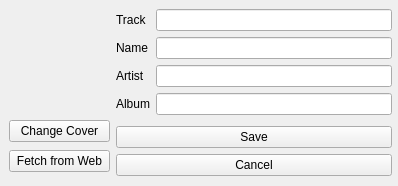
This is song_editor.ui in fabiomdiniz/Frey as Qt 5 draws it before an edit. The edited form follows.
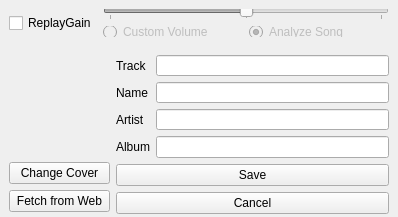
This is the edited form. Icons and pictures are not drawn.

Commit message: added initial gain support

What changed in the file:
```diff
--- a/song_editor.ui
+++ b/song_editor.ui
@@ -7,7 +7,7 @@
     <x>0</x>
     <y>0</y>
     <width>398</width>
-    <height>186</height>
+    <height>217</height>
    </rect>
   </property>
   <property name="sizePolicy">
@@ -34,14 +34,116 @@
   <property name="styleSheet">
    <string notr="true">background-color: pallete(window);</string>
   </property>
+  <layout class="QVBoxLayout" name="verticalLayout_4">
+   <property name="spacing">
+    <number>0</number>
+   </property>
+   <property name="margin">
+    <number>0</number>
+   </property>
+   <item>
+    <widget class="QFrame" name="">
+     <property name="sizePolicy">
+      <sizepolicy hsizetype="Preferred" vsizetype="Fixed">
+       <horstretch>0</horstretch>
+       <verstretch>0</verstretch>
+      </sizepolicy>
+     </property>
+     <property name="minimumSize">
+      <size>
+       <width>0</width>
+       <height>46</height>
+      </size>
+     </property>
+     <property name="maximumSize">
+      <size>
+       <width>16777215</width>
+       <height>46</height>
+      </size>
+     </property>
+     <layout class="QHBoxLayout" name="horizontalLayout_3">
+      <item>
+       <widget class="QCheckBox" name="gaincheck">
+        <property name="text">
+         <string>ReplayGain</string>
+        </property>
+       </widget>
+      </item>
+      <item>
+       <layout class="QVBoxLayout" name="verticalLayout_3">
+        <item>
+         <widget class="QSlider" name="gainslider">
+          <property name="enabled">
+           <bool>false</bool>
+          </property>
+          <property name="minimum">
+           <number>-15</number>
+          </property>
+          <property name="maximum">
+           <number>15</number>
+          </property>
+          <property name="orientation">
+           <enum>Qt::Horizontal</enum>
+          </property>
+          <property name="tickPosition">
+           <enum>QSlider::TicksBelow</enum>
+          </property>
+          <property name="tickInterval">
+           <number>15</number>
+          </property>
+         </widget>
+        </item>
+        <item>
+         <layout class="QHBoxLayout" name="horizontalLayout_2">
+          <item>
+           <widget class="QRadioButton" name="customradio">
+            <property name="enabled">
+             <bool>false</bool>
+            </property>
+            <property name="text">
+             <string>Custom Volume</string>
+            </property>
+           </widget>
+          </item>
+          <item>
+           <widget class="QRadioButton" name="analyzeradio">
+            <property name="enabled">
+             <bool>false</bool>
+            </property>
+            <property name="text">
+             <string>Analyze Song</string>
+            </property>
+            <property name="checked">
+             <bool>true</bool>
+            </property>
+           </widget>
+          </item>
+         </layout>
+        </item>
+       </layout>
+      </item>
+     </layout>
+    </widget>
+   </item>
+   <item>
   <widget class="QFrame" name="frame">
-   <property name="geometry">
-    <rect>
-     <x>0</x>
-     <y>0</y>
-     <width>401</width>
-     <height>185</height>
-    </rect>
+     <property name="sizePolicy">
+      <sizepolicy hsizetype="Preferred" vsizetype="Fixed">
+       <horstretch>0</horstretch>
+       <verstretch>0</verstretch>
+      </sizepolicy>
+     </property>
+     <property name="minimumSize">
+      <size>
+       <width>0</width>
+       <height>177</height>
+      </size>
+     </property>
+     <property name="maximumSize">
+      <size>
+       <width>16777215</width>
+       <height>177</height>
+      </size>
    </property>
    <layout class="QHBoxLayout" name="horizontalLayout">
     <item>
@@ -163,6 +265,8 @@
     </item>
    </layout>
   </widget>
+   </item>
+  </layout>
  </widget>
  <resources>
   <include location="images.qrc"/>
```
Left out of the diff: 6 changed lines with no effect on the pictures. Lines whose indentation alone changed are shown as unchanged. The commit also changes 3 other files.
